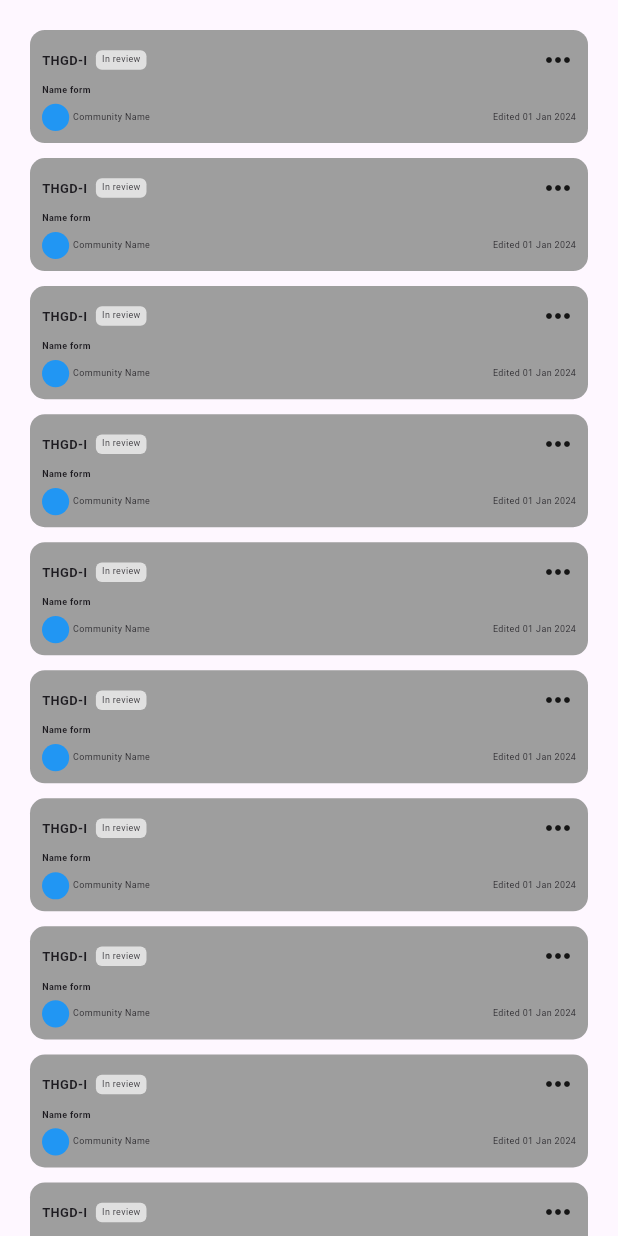
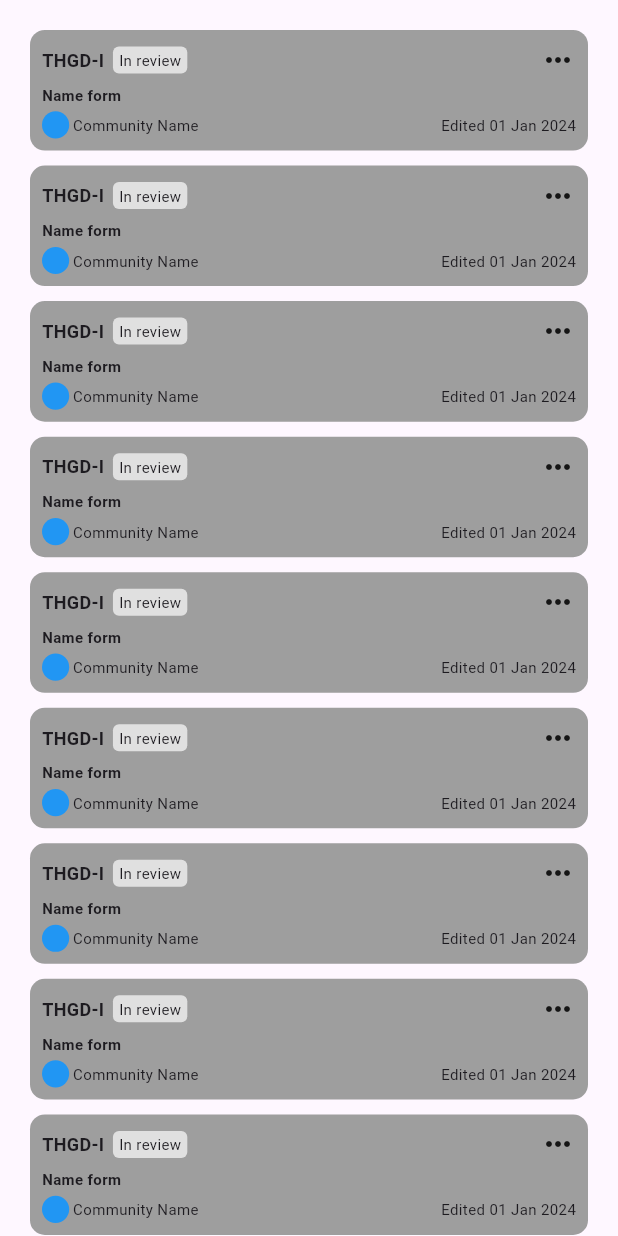
Before and after one commit to ZainUlAbideen3/My_Login_Page_Task, a Flutter app: the screen it shows after launch, on a phone screen of 412 x 824 dp. Run offline on Flutter 3.47's test engine with Material 3 defaults, Android fonts, the phone set to English and light mode, and no system bars; our stand-ins replace device_preview, flutter_svg, responsive_sizer.

Commit message:
Updated Code

```diff
--- a/lib/observation_card.dart
+++ b/lib/observation_card.dart
@@ -18,7 +18,7 @@ class _ObservationCardState extends State<ObservationCard> {
   Widget build(BuildContext context) {
     double screenWidth = MediaQuery.of(context).size.width;
     double screenHeight = MediaQuery.of(context).size.height;
-    int crossAxisCount;
+ //   int crossAxisCount;
     // if (screenWidth <= 640) {
     //   crossAxisCount = 1;
     // } else if (screenWidth > 640 && screenWidth < 875) {
@@ -28,12 +28,11 @@ class _ObservationCardState extends State<ObservationCard> {
     // } else {
     //   crossAxisCount = 4;
     // }
-
-    final int crossAxixCount = screenWidth <= 680
+    final int crossAxixCount = screenWidth <= 690
         ? 1
-        : screenWidth > 680 && screenWidth < 900
+        : screenWidth > 690 && screenWidth < 920
             ? 2
-            : screenWidth >= 900 && screenWidth < 1125
+            : screenWidth >= 920 && screenWidth < 1125
                 ? 3
                 : 4;
 
@@ -122,7 +121,7 @@ class MyCardWidget extends StatelessWidget {
                   Text(
                     "THGD-I",
                     style:
-                        TextStyle(fontSize: 12.sp, fontWeight: FontWeight.bold),
+                        TextStyle(fontSize: 12, fontWeight: FontWeight.bold),
                   ),
                   SizedBox(
                     width: 1.4.w,
@@ -135,7 +134,7 @@ class MyCardWidget extends StatelessWidget {
                         borderRadius: BorderRadius.circular(4)),
                     child: Text(
                       "In review",
-                      style: TextStyle(fontSize: 10.sp),
+                      style: TextStyle(fontSize: 10),
                     ),
                   )
                 ],
@@ -148,7 +147,7 @@ class MyCardWidget extends StatelessWidget {
           ),
           Text(
             "Name form",
-            style: TextStyle(fontSize: 10.sp, fontWeight: FontWeight.bold),
+            style: TextStyle(fontSize: 10, fontWeight: FontWeight.bold),
           ),
           SizedBox(
             height: 0.5.h,
@@ -168,14 +167,14 @@ class MyCardWidget extends StatelessWidget {
                   Text(
                     "Community Name",
                     style: TextStyle(
-                      fontSize: 10.sp,
+                      fontSize: 10,
                     ),
                   ),
                 ],
               ),
               Text(
                 "Edited 01 Jan 2024",
-                style: TextStyle(fontSize: 10.sp),
+                style: TextStyle(fontSize: 10),
               ),
             ],
           )
```
